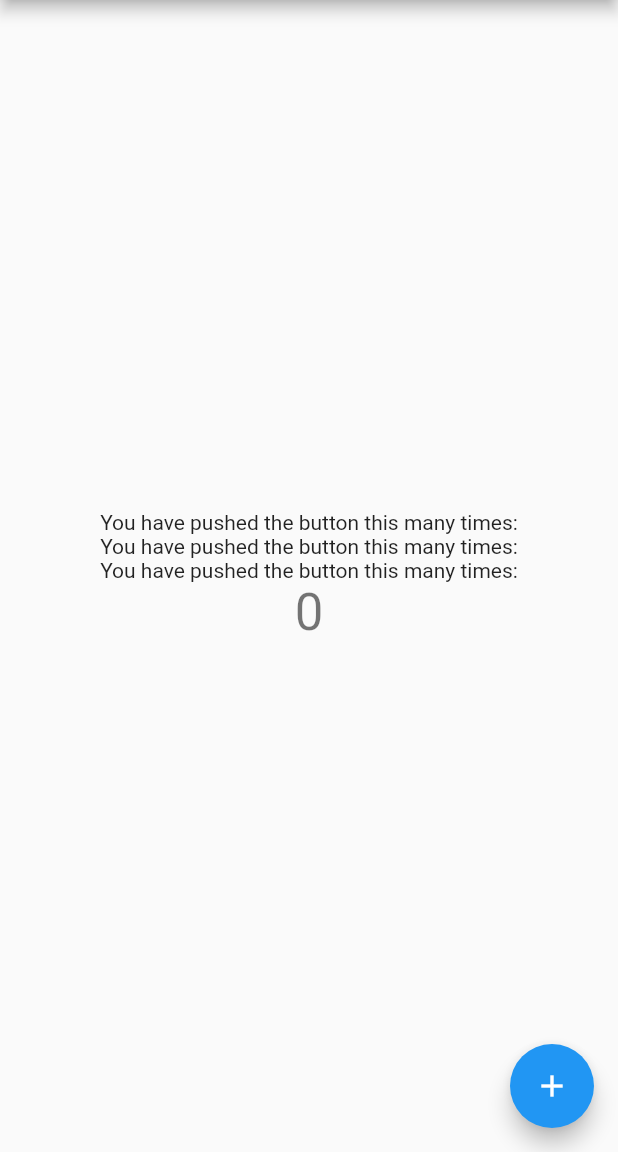
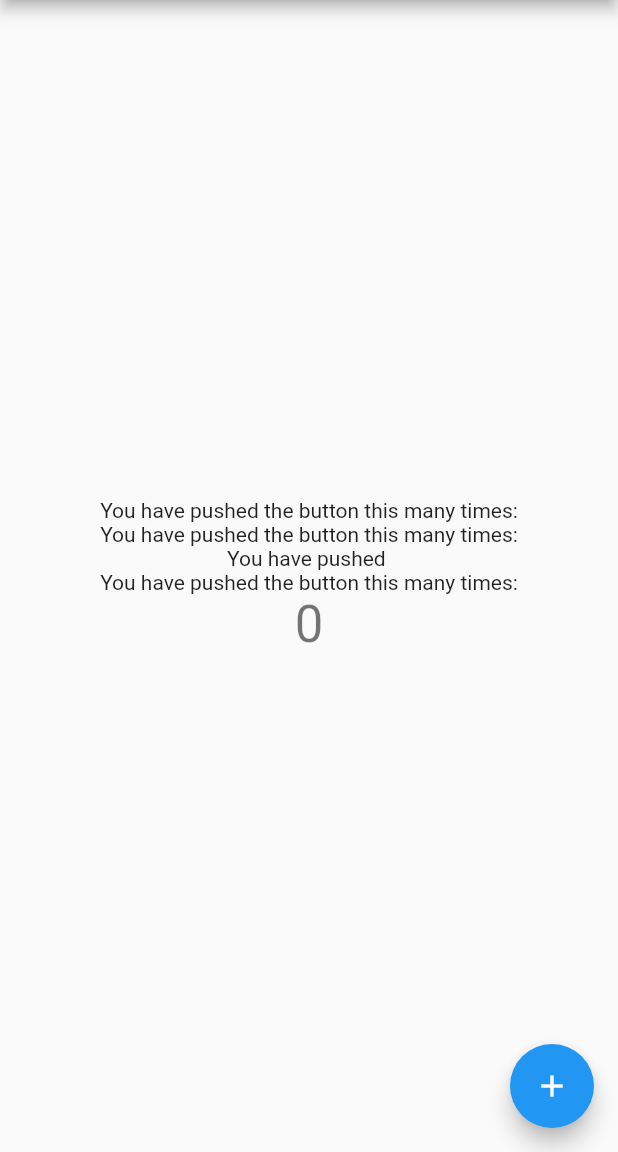
Before and after one commit to ShahinaEP/pythonbasic2, a Flutter app: the screen it shows after launch, on a phone screen of 412 x 824 dp, the part 84-1236 px from its top. Run offline on Flutter 3.47's test engine with Material 2 defaults, Android fonts, the phone set to English and light mode, and no system bars.

Commit message:
Update main.dart

```diff
--- a/lib/main.dart
+++ b/lib/main.dart
@@ -102,6 +102,10 @@ class _MyHomePageState extends State<MyHomePage> {
               'You have pushed the button this many times:',
             ),
 
+             const Text(
+              'You have pushed '
+            ),
+
             const Text(
               'You have pushed the button this many times:',
             ),
```
